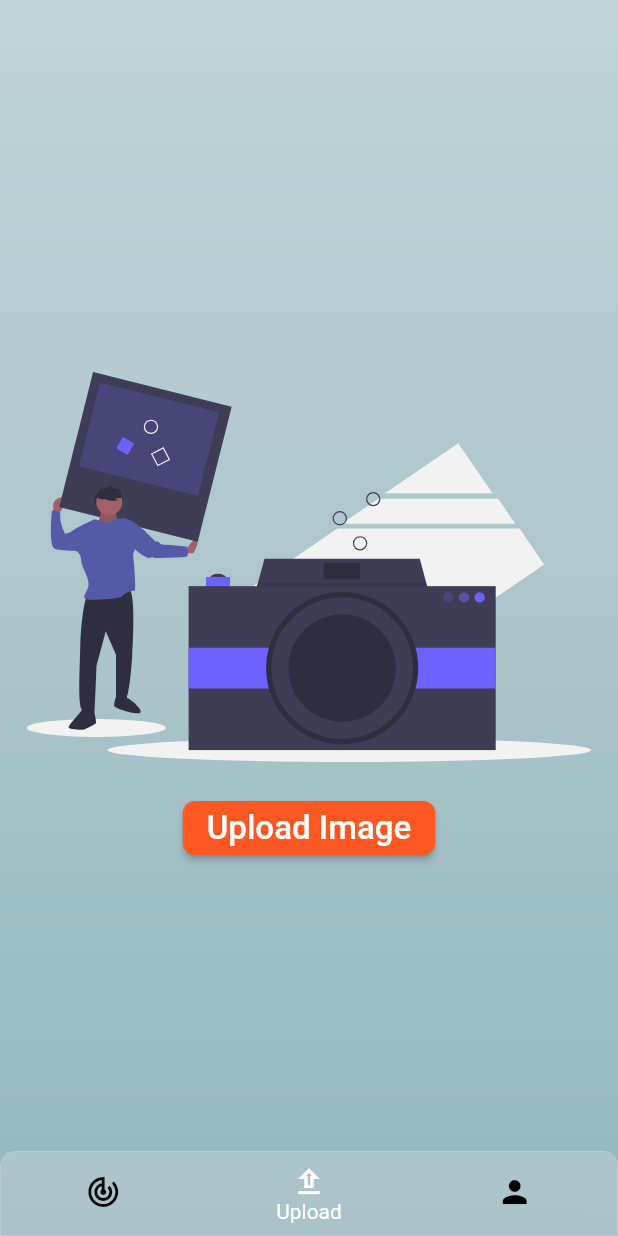
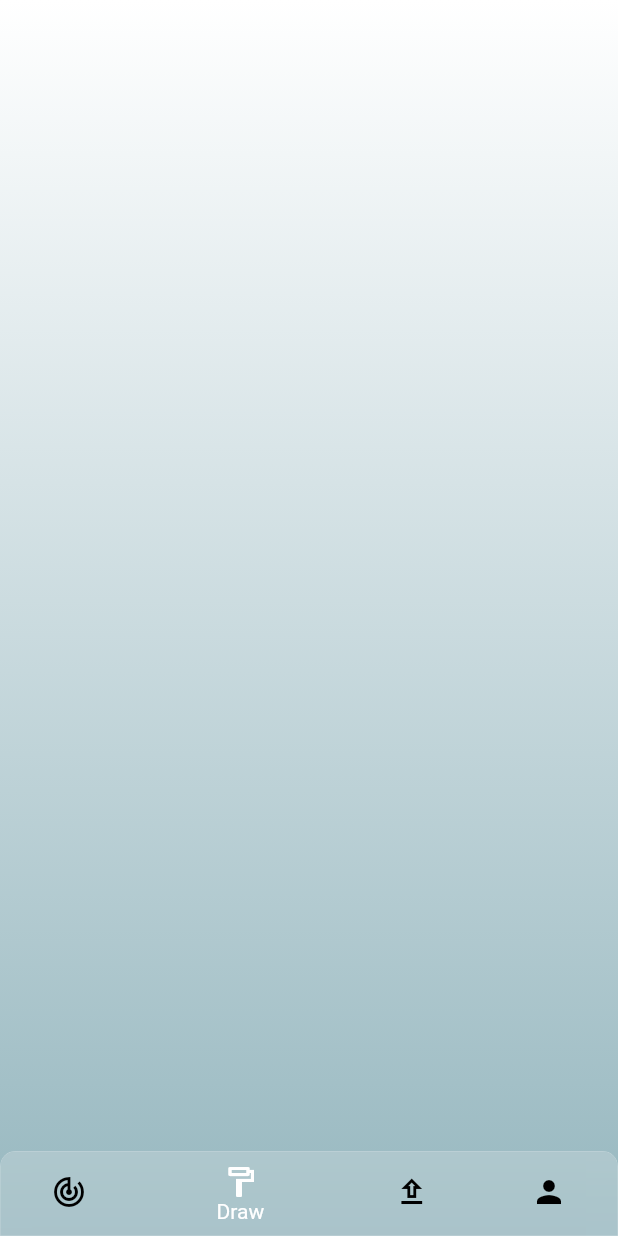
Before and after one commit to hassan-zafar/Sketch-To-Real, a Flutter app: the HomePage screen opened directly, swiped to page 2, on a phone screen of 412 x 824 dp. Run offline on Flutter 3.47's test engine with Material 2 defaults, Android fonts, the phone set to English and light mode, and no system bars; drawn by our look-alikes of glassmorphism_ui; our stand-ins replace animated_splash_screen, bot_toast, cached_network_image, cloud_firestore, firebase_auth, firebase_core and 11 more; missing offline and left inert: animator; accounts and stored records are empty.

Commit message:
added drawing page

```diff
--- a/lib/main.dart
+++ b/lib/main.dart
@@ -18,7 +18,6 @@ import 'package:flutter_local_notifications/flutter_local_notifications.dart';
 const AndroidNotificationChannel channel = AndroidNotificationChannel(
   "high_importance_channel",
   "High Importance Notifications",
-  "This channel is used for important notifications",
   importance: Importance.high,
   playSound: true,
 );
--- /dev/null
+++ b/lib/screens/drawing/drawingPage.dart
@@ -0,0 +1,42 @@
+import 'package:flutter/material.dart';
+import 'package:fyp_sketch_to_real/screens/drawing/drawingArea.dart';
+
+class DrawingPage extends StatefulWidget {
+  // const DrawingPage({ Key key }) : super(key: key);
+
+  @override
+  _DrawingPageState createState() => _DrawingPageState();
+}
+
+class _DrawingPageState extends State<DrawingPage> {
+  List<DrawingArea> points = [];
+  @override
+  Widget build(BuildContext context) {
+    return Scaffold(
+      body: Center(
+        child: Container(
+          width: 256,
+          height: 256,
+          child: GestureDetector(
+            onPanEnd: (details) {
+              this.setState(() {
+                points.add(null);
+              });
+            },
+            onPanDown: (details) {
+              this.setState(() {
+                points.add(DrawingArea(
+                    points: details.localPosition,
+                    areaPaint: Paint()
+                      ..color = Colors.white
+                      ..strokeCap = StrokeCap.round
+                      ..isAntiAlias = true
+                      ..strokeWidth = 2.0));
+              });
+            },
+          ),
+        ),
+      ),
+    );
+  }
+}
--- a/lib/screens/homepage.dart
+++ b/lib/screens/homepage.dart
@@ -1,6 +1,7 @@
 import 'package:flutter/material.dart';
 import 'package:fyp_sketch_to_real/config/collectionNames.dart';
 import 'package:fyp_sketch_to_real/screens/activity_feed.dart';
+import 'package:fyp_sketch_to_real/screens/drawing/drawingPage.dart';
 import 'package:fyp_sketch_to_real/screens/profile.dart';
 import 'package:fyp_sketch_to_real/screens/search.dart';
 import 'package:fyp_sketch_to_real/screens/timeline.dart';
@@ -59,7 +60,7 @@ class _HomePageState extends State<HomePage> {
                 physics: NeverScrollableScrollPhysics(),
                 children: [
                   Timeline(currentUser: currentUser),
-                  // ActivityFeed(),
+                  DrawingPage(),
                   Upload(currentUser: currentUser),
                   // Search(),
                   Profile(profileId: currentUser?.userId),
@@ -86,8 +87,8 @@ class _HomePageState extends State<HomePage> {
                 BottomNavigationBarItem(
                     icon: Icon(Icons.track_changes_outlined),
                     label: "Timeline"),
-                // BottomNavigationBarItem(
-                //     icon: Icon(Icons.notifications), label: "Activity Feed"),
+                BottomNavigationBarItem(
+                    icon: Icon(Icons.format_paint_outlined), label: "Draw"),
                 BottomNavigationBarItem(
                     icon: Icon(Icons.upload_outlined), label: "Upload"),
                 // BottomNavigationBarItem(
--- a/lib/tools/notification_handler.dart
+++ b/lib/tools/notification_handler.dart
@@ -55,7 +55,6 @@ Future<Map<String, dynamic>> sendAndRetrieveMessage(
             android: AndroidNotificationDetails(
               channel.id,
               channel.name,
-              channel.description,
               color: Colors.blue,
               playSound: true,
               icon: '@mipmap/ic_launcher',
```
Also changed, not shown: lib/screens/edit_profile.dart (+11 -12 lines), lib/screens/upload.dart (+11 -12 lines), pubspec.lock.
